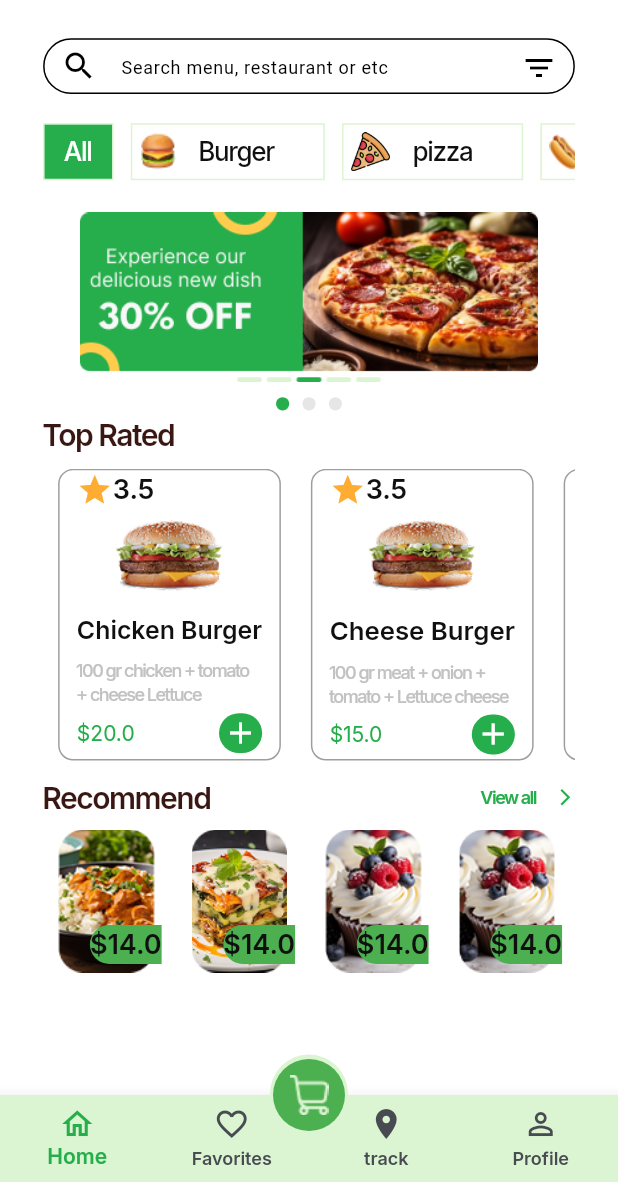
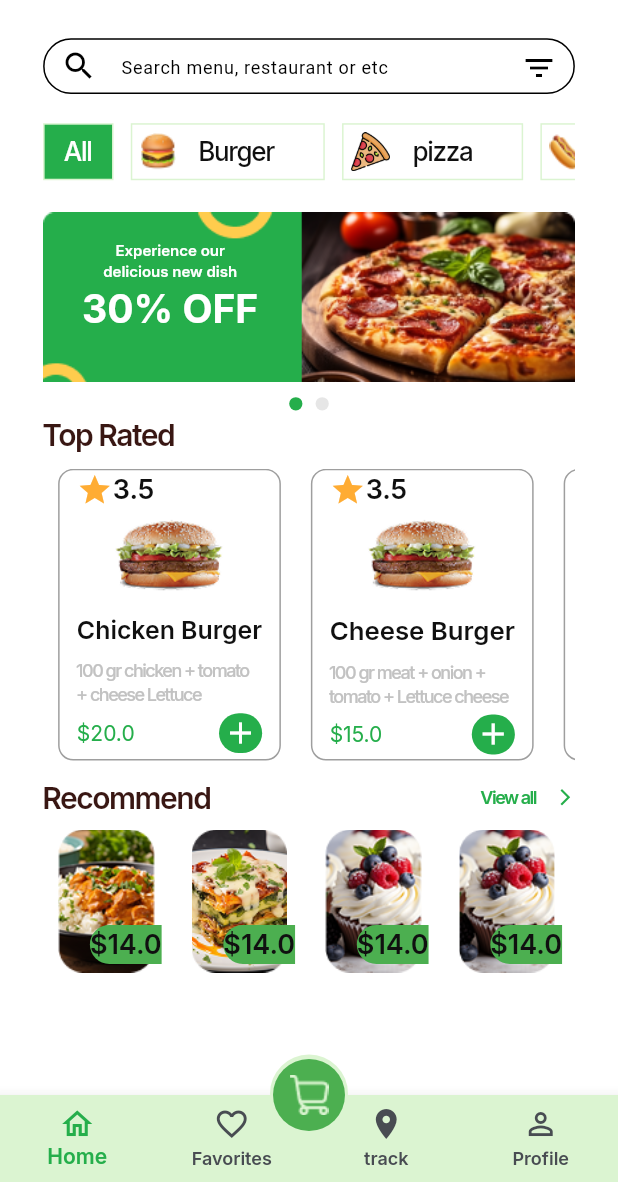
Before and after one commit to saifbataineh/food_tek, a Flutter app: the screen it shows after launch, after a tap on "Continue", after a tap on "Skip", after a tap on "login", on a phone screen of 412 x 824 dp, the part 54-1236 px from its top. Run offline on Flutter 3.47's test engine with Material 3 defaults, Android fonts, the phone set to English and light mode, and no system bars; our stand-ins replace bloc, flutter_bloc, flutter_chat_types, flutter_chat_ui, google_fonts, google_maps_flutter and 2 more.

Commit message:
add chat screen and edit discount page view

```diff
--- a/lib/core/constants/app_image_strings.dart
+++ b/lib/core/constants/app_image_strings.dart
@@ -23,7 +23,7 @@
   static const String burger = 'assets/food/burger.png';
   static const String pizza = 'assets/food/pizza.png';
   static const String sandwishLogo = 'assets/food/sandwsh.png';
-  static const String discountPhoto = 'assets/food/withText.png';
+  static const String discountPhoto = 'assets/food/withoutText.png';
   static const String plate = 'assets/food/plate.png';
   static const String pepproniPizza = 'assets/food/pepperoni_pizza.png';
 
--- a/lib/features/home/views/widgets/all_view_widget.dart
+++ b/lib/features/home/views/widgets/all_view_widget.dart
@@ -51,9 +51,11 @@
   ];
 
   List pageViewDiscount = [
-    Image.asset(AppImageStrings.discountPhoto),
-    Image.asset(AppImageStrings.discountPhoto),
-    Image.asset(AppImageStrings.discountPhoto),
+    //  Image.asset(AppImageStrings.discountPhoto),
+    // Image.asset(AppImageStrings.discountPhoto),
+    //Image.asset(AppImageStrings.discountPhoto),
+    const stckDiscount(),
+    const stckDiscount()
   ];
   @override
   Widget build(BuildContext context) {
@@ -62,7 +64,7 @@
         crossAxisAlignment: CrossAxisAlignment.start,
         children: [
           SizedBox(
-              width: responsiveWidth(context, 370), // Make responsive
+              width: responsiveWidth(context, 370),
               height: responsiveHeight(context, 128),
               child: PageView.builder(
                 scrollDirection: Axis.horizontal,
@@ -75,6 +77,11 @@
                   );
                 },
                 itemCount: pageViewDiscount.length,
+                onPageChanged: (value) {
+                  setState(() {
+                    currentIndex = value;
+                  });
+                },
               )),
           SizedBox(
             height: 10,
@@ -93,7 +100,8 @@
                 ),
                 height: responsiveHeight(context, 10),
                 width: responsiveWidth(context, 10),
-                    )),
+              ),
+            ),
           ),
           SizedBox(
             height: responsiveHeight(context, 5),
@@ -156,7 +164,6 @@
                 return Padding(
                   padding: const EdgeInsets.symmetric(horizontal: 10),
                   child: RecommendedFoodScreen(recommend: recommendList[index]),
-
                 );
               },
             ),
@@ -166,3 +173,39 @@
     );
   }
 }
+
+class stckDiscount extends StatelessWidget {
+  const stckDiscount({super.key});
+
+  @override
+  Widget build(BuildContext context) {
+    return SingleChildScrollView(
+      child: Column(children: [
+        Stack(
+          children: [
+            Image.asset(AppImageStrings.discountPhoto),
+            Padding(
+                padding: EdgeInsets.only(left: 26, top: 18),
+                child: Column(children: [
+                  Text(
+                    "Experience our",
+                    style: TextStyle(fontSize: 10, color: Colors.white),
+                  ),
+                  Text(
+                    "delicious new dish",
+                    style: TextStyle(fontSize: 10, color: Colors.white),
+                  ),
+                  Text(
+                    "30% OFF",
+                    style: TextStyle(
+                        fontSize: 26,
+                        color: Colors.white,
+                        fontWeight: FontWeight.bold),
+                  ),
+                ]))
+          ],
+        )
+      ]),
+    );
+  }
+}
--- a/lib/features/onboarding/onboarding_page.dart
+++ b/lib/features/onboarding/onboarding_page.dart
@@ -117,7 +117,6 @@
                   Row(
                     mainAxisAlignment: MainAxisAlignment.spaceBetween,
                     children: [
-
                       TextButton(
                         onPressed: () {
                           AppNavigatorService.pushReplacementNamed(context,
@@ -126,8 +125,6 @@
                         child: Text(
                           S.of(context).skip_button,
                           style: (Theme.of(context).textTheme.displaySmall),
-
-
                         ),
                       ),
                       Row(
@@ -147,7 +144,6 @@
                           ),
                         ),
                       ),
-
                       IconButton(
                         onPressed: () {
                           //pageController.animateToPage(pages.length - 1,
--- a/pubspec.yaml
+++ b/pubspec.yaml
@@ -44,6 +44,8 @@
   shared_preferences: ^2.5.2
   location: ^8.0.0
   google_maps_flutter: ^2.12.0
+  flutter_chat_ui: ^1.6.15
+  uuid: ^4.5.1
 
 
 
```
Also changed, not shown: lib/chat/chat.dart (added, +20 -0 lines), lib/chat/chat_screen_widget.dart (added, +39 -0 lines), lib/order_details.dart (+7 -1 lines), pubspec.lock, 4 other files. Lines whose indentation alone changed are shown as unchanged.
